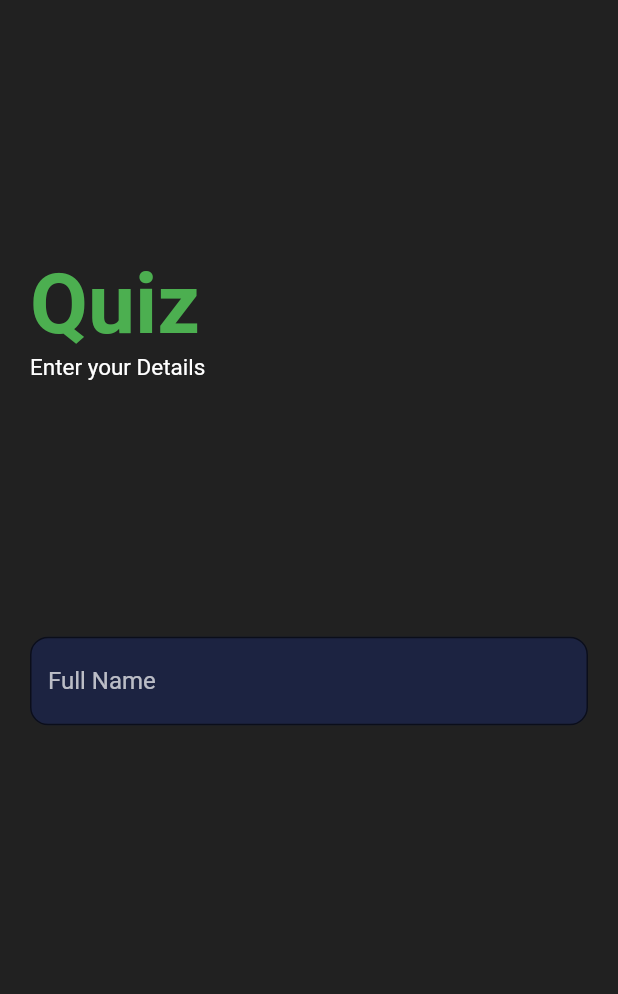
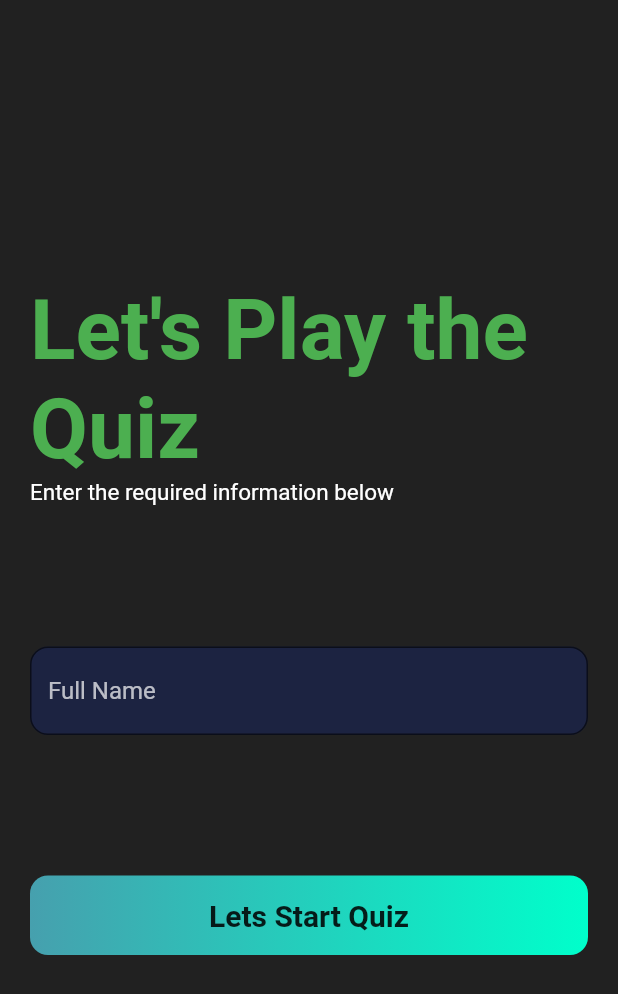
Before and after one commit to tkaveen/flutter-quiz-app, a Flutter app: the screen it shows after launch, on a phone screen of 412 x 824 dp. Shown: the top 994 px of the screen. Run offline on Flutter 3.47's test engine with Material 2 defaults, Android fonts, the phone set to English and light mode, and no system bars; our stand-ins replace websafe_svg.

Commit message:
welcome page done

```diff
--- a/lib/screens/welcome/welcome_screen.dart
+++ b/lib/screens/welcome/welcome_screen.dart
@@ -1,5 +1,4 @@
 import 'dart:ui';
-
 import 'package:flutter/material.dart';
 import 'package:quizapp/constants.dart';
 import 'package:websafe_svg/websafe_svg.dart';
@@ -17,13 +16,15 @@ class WelcomeScreen extends StatelessWidget {
               child: Column(
                 crossAxisAlignment: CrossAxisAlignment.start,
                 children: [
-                  Spacer(),
+                  Spacer(
+                    flex: 2,
+                  ),
                   Text(
-                    "Quiz",
+                    "Let's Play the Quiz",
                     style: Theme.of(context).textTheme.headline2.copyWith(
                         color: Colors.green, fontWeight: FontWeight.bold),
                   ),
-                  Text("Enter your Details",
+                  Text("Enter the required information below",
                       style: TextStyle(fontSize: 15, color: Colors.white)),
                   Spacer(),
                   TextField(
@@ -37,7 +38,25 @@ class WelcomeScreen extends StatelessWidget {
                                 BorderRadius.all(Radius.circular(12)))),
                   ),
                   Spacer(),
-                  Spacer(),
+                  InkWell(
+                    onTap: () {},
+                    child: Container(
+                      width: double.infinity,
+                      alignment: Alignment.center,
+                      padding: EdgeInsets.all(kDefaultPadding * 0.75),
+                      decoration: BoxDecoration(
+                          gradient: kPrimaryGradient,
+                          borderRadius: BorderRadius.all(Radius.circular(12))),
+                      child: Text(
+                        "Lets Start Quiz",
+                        style: TextStyle(
+                            fontSize: 20, fontWeight: FontWeight.bold),
+                      ),
+                    ),
+                  ),
+                  Spacer(
+                    flex: 2,
+                  ),
                 ],
               ),
             ),
```
